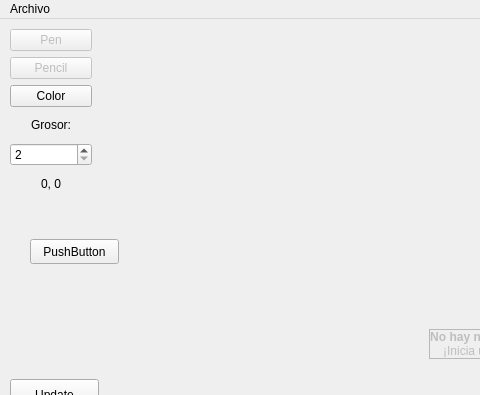
Above: PaintPlusPlus/mainwindow.ui from Dcastroe10/Proyecto_2_Datos_II before the change; both pictures show x 0 to 480 and y 0 to 395 of the 932 by 693 pixel window. Below: the same form after it.
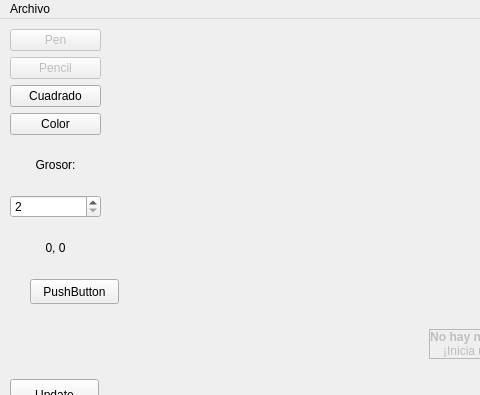
That is the form after the change. Custom widgets are drawn as their Qt base class.

What changed in the file:
```diff
--- a/PaintPlusPlus/mainwindow.ui
+++ b/PaintPlusPlus/mainwindow.ui
@@ -63,8 +63,8 @@
      <rect>
       <x>10</x>
       <y>10</y>
-      <width>82</width>
-      <height>167</height>
+      <width>91</width>
+      <height>242</height>
      </rect>
     </property>
     <layout class="QGridLayout" name="gridLayout_2">
@@ -78,6 +78,23 @@
        </property>
       </widget>
      </item>
+     <item row="3" column="1">
+      <widget class="QPushButton" name="Color_button">
+       <property name="text">
+        <string>Color</string>
+       </property>
+      </widget>
+     </item>
+     <item row="4" column="1">
+      <widget class="QLabel" name="label">
+       <property name="text">
+        <string>Grosor:</string>
+       </property>
+       <property name="alignment">
+        <set>Qt::AlignCenter</set>
+       </property>
+      </widget>
+     </item>
      <item row="1" column="1">
       <widget class="QPushButton" name="pencilButton">
        <property name="enabled">
@@ -88,14 +105,7 @@
        </property>
       </widget>
      </item>
-     <item row="2" column="1">
-      <widget class="QPushButton" name="Color_button">
-       <property name="text">
-        <string>Color</string>
-       </property>
-      </widget>
-     </item>
-     <item row="5" column="1">
+     <item row="7" column="1">
       <widget class="QLabel" name="mouseLocationLabel">
        <property name="text">
         <string>0, 0</string>
@@ -105,7 +115,7 @@
        </property>
       </widget>
      </item>
-     <item row="4" column="1">
+     <item row="5" column="1">
       <widget class="QSpinBox" name="spinBox">
        <property name="minimum">
         <number>2</number>
@@ -118,13 +128,10 @@
        </property>
       </widget>
      </item>
-     <item row="3" column="1">
-      <widget class="QLabel" name="label">
+     <item row="2" column="1">
+      <widget class="QPushButton" name="squareButton">
        <property name="text">
-        <string>Grosor:</string>
-       </property>
-       <property name="alignment">
-        <set>Qt::AlignCenter</set>
+        <string>Cuadrado</string>
        </property>
       </widget>
      </item>
@@ -134,7 +141,7 @@
     <property name="geometry">
      <rect>
       <x>30</x>
-      <y>220</y>
+      <y>260</y>
       <width>89</width>
       <height>25</height>
      </rect>
```
Left out of the diff: 2 changed lines with no effect on the pictures.
